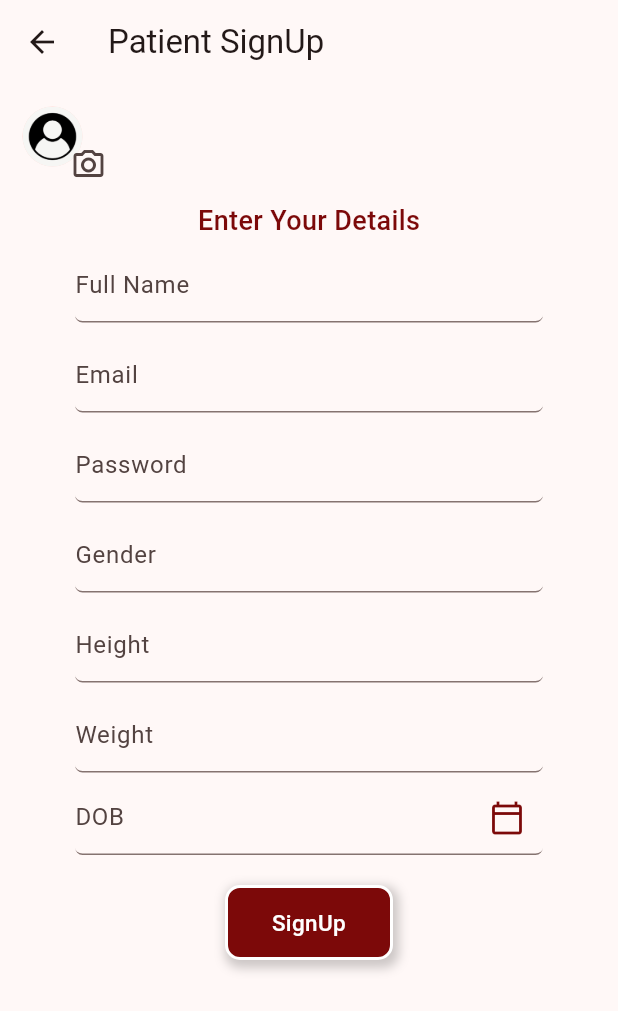
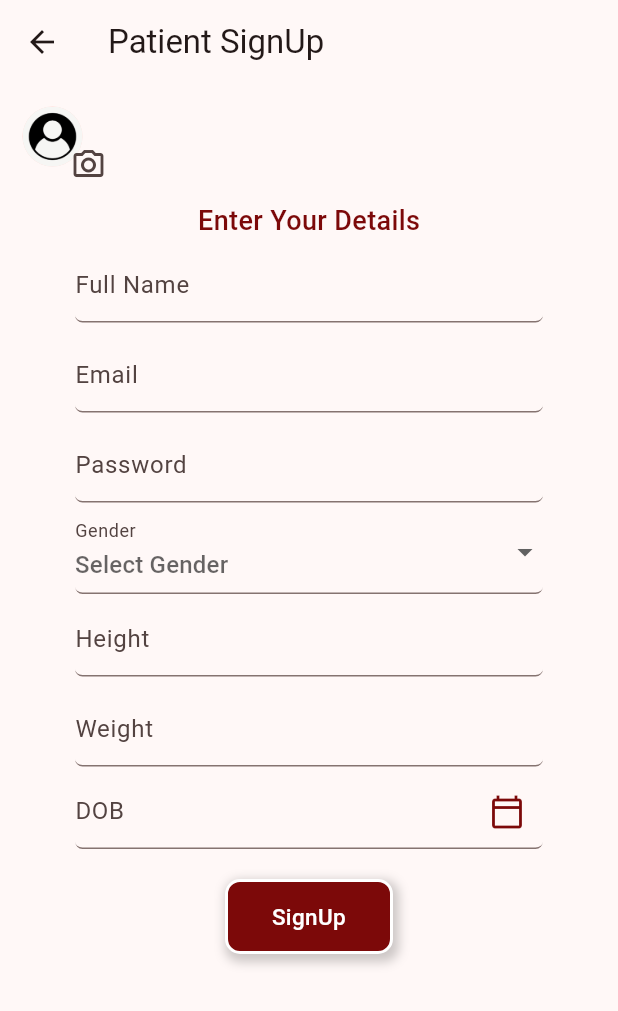
Before and after one commit to HuzaifaShkx/eeg_app, a Flutter app: the RoleScreen screen opened directly, after a tap on "Patient", on a phone screen of 412 x 824 dp. Shown: the top 1011 px of the screen. Run offline on Flutter 3.47's test engine with Material 3 defaults, Android fonts, the phone set to English and light mode, and no system bars; our stand-ins replace image_picker; missing offline and left inert: dart:js_interop; network calls fail.

Commit message:
added login

```diff
--- /dev/null
+++ b/lib/Custom Widget/genderField.dart
@@ -0,0 +1,57 @@
+import 'package:flutter/material.dart';
+
+class GenderFormField extends StatefulWidget {
+  final TextEditingController controller;
+  final String hintText;
+  final String labelText;
+
+  const GenderFormField({
+    required this.controller,
+    required this.hintText,
+    required this.labelText,
+  });
+
+  @override
+  _GenderFormFieldState createState() => _GenderFormFieldState();
+}
+
+class _GenderFormFieldState extends State<GenderFormField> {
+  String? _selectedGender;
+
+  @override
+  Widget build(BuildContext context) {
+    final width=MediaQuery.of(context).size.width;
+    final height=MediaQuery.of(context).size.height;
+    return Container(
+      width: width-100,
+      child:
+        DropdownButtonFormField<String>(
+          value: _selectedGender,
+          hint: Text(widget.hintText),
+          onChanged: (String? newValue) {
+            setState(() {
+              _selectedGender = newValue!;
+              widget.controller.text = newValue;
+            });
+          },
+          items: <String>['Male', 'Female']
+              .map<DropdownMenuItem<String>>((String value) {
+            return DropdownMenuItem<String>(
+              value: value,
+              child: Text(value),
+            );
+          }).toList(),
+          decoration:  InputDecoration(
+          iconColor: Color(0xFFF5F7FB),
+          labelText: widget.labelText,
+          hintText: widget.hintText,
+         // suffixIcon: widget.icon,
+          border: UnderlineInputBorder(
+            borderRadius: BorderRadius.circular(5),
+            borderSide: BorderSide(color: Color(0xFFF5F7FB),width: 2),
+          ),
+        ),
+        ),
+    );
+  }
+}
--- a/lib/Custom Widget/textFormFeild2.dart
+++ b/lib/Custom Widget/textFormFeild2.dart
@@ -7,7 +7,7 @@ class MyTextFormField2 extends StatefulWidget {
   final TextEditingController controller;
   final String hintText;
   final String labelText;
-  final Icon icon;
+  final IconButton icon;
 
   @override
   State<MyTextFormField2> createState() => _MyTextFormField2State();
@@ -27,6 +27,7 @@ class _MyTextFormField2State extends State<MyTextFormField2> {
        // border:Border.all(color: Color(0xFFF5F7FB),width: 2),
       ),
       child: TextFormField(
+        controller: widget.controller,
         decoration: InputDecoration(
           iconColor: Color(0xFFF5F7FB),
           labelText: widget.labelText,
--- a/lib/Screens/loginscreen.dart
+++ b/lib/Screens/loginscreen.dart
@@ -1,3 +1,4 @@
+import 'package:eeg_app/API/APIHandler.dart';
 import 'package:eeg_app/Custom%20Widget/button1.dart';
 import 'package:eeg_app/Custom%20Widget/button2.dart';
 import 'package:eeg_app/Custom%20Widget/loginTextFormField.dart';
@@ -67,6 +68,7 @@ class _LoginScreenState extends State<LoginScreen> {
           ,
           SizedBox(height: 20,),
           Button2(text: "Login", onTap: (){
+            APIHandler().login(_contUsername.text, _contPassword.text);
             print("Login");
           }),
           SizedBox(height: 20,),
--- a/lib/Screens/patientSignup.dart
+++ b/lib/Screens/patientSignup.dart
@@ -1,8 +1,10 @@
 import 'dart:io';
 
 import 'package:eeg_app/Custom%20Widget/button2.dart';
+import 'package:eeg_app/Custom%20Widget/genderField.dart';
 import 'package:eeg_app/Custom%20Widget/textFormFeild1.dart';
 import 'package:eeg_app/Custom%20Widget/textFormFeild2.dart';
+import 'package:eeg_app/Screens/loginscreen.dart';
 import 'package:flutter/material.dart';
 import 'package:image_picker/image_picker.dart';
 
@@ -20,6 +22,24 @@ class _PatientSignUpState extends State<PatientSignUp> {
   TextEditingController _contGender = TextEditingController();
   TextEditingController _contDob = TextEditingController();
   File? _img;
+
+  Future<void> _selectDate(BuildContext context) async {
+    final DateTime? picked = await showDatePicker(
+      context: context,
+      initialDate: DateTime.now(),
+      firstDate: DateTime(1900),
+      lastDate: DateTime(2101),
+    );
+    if (picked != null && picked != DateTime.now()) {
+      setState(() {
+        _contDob.text = "${picked.day}/${picked.month}/${picked.year}"; // Format date as needed
+      });
+    }
+    setState(() {
+
+    });
+  }
+
   @override
   Widget build(BuildContext context) {
     return Scaffold(
@@ -79,35 +99,39 @@ class _PatientSignUpState extends State<PatientSignUp> {
             hintText: "Password",
             labelText: "Password",
           ),
-          MyTextFormField(
+          GenderFormField(
             controller: _contGender,
-            hintText: "Gender",
+            hintText: "Select Gender",
             labelText: "Gender",
           ),
           MyTextFormField(
             controller: _contGender,
-            hintText: "Gender",
+            hintText: "Height",
             labelText: "Height",
           ),
           MyTextFormField(
             controller: _contGender,
-            hintText: "Gender",
+            hintText: "Weight",
             labelText: "Weight",
           ),
           MyTextFormField2(
               controller: _contDob,
               hintText: "DOB",
               labelText: "DOB",
-              icon: Icon(
+              icon: IconButton(onPressed: (){
+                _selectDate(context);
+              }, icon: Icon(
                 Icons.calendar_today_outlined,
                 color: Color(0xFF7C0909),
-              )),
+              )),),
           SizedBox(
             height: 20,
           ),
           Button2(
             text: "SignUp",
-            onTap: () {},
+            onTap: () {
+              Navigator.of(context).push(MaterialPageRoute(builder: (context) => LoginScreen()));
+            },
           ),
         ]),
       ),
--- a/lib/Screens/roleScreen.dart
+++ b/lib/Screens/roleScreen.dart
@@ -1,5 +1,6 @@
 import 'package:eeg_app/Custom%20Widget/button1.dart';
 import 'package:eeg_app/Screens/doctorSignup.dart';
+import 'package:eeg_app/Screens/loginscreen.dart';
 import 'package:eeg_app/Screens/patientSignup.dart';
 import 'package:eeg_app/Screens/supervisorSignup.dart';
 import 'package:flutter/material.dart';
@@ -38,6 +39,16 @@ class _RoleScreenState extends State<RoleScreen> {
         Button1(text: "Supervisor", onTap: (){
           Navigator.of(context).push(MaterialPageRoute(builder: (context)=>SupervisorSignup()));
         }),
+        SizedBox(height: 40,),
+        Row(
+          mainAxisAlignment: MainAxisAlignment.center,
+          children: [
+            Text("Already have an account? "),
+            TextButton(onPressed: (){
+              Navigator.of(context).push(MaterialPageRoute(builder: (context)=>LoginScreen()));
+            }, child: Text("Login",style: TextStyle(color: Color(0xFF7C0909),fontWeight: FontWeight.w600,fontSize: 18),),),
+          ],
+        ),
       ],),
     );
   }
```
Also changed, not shown: lib/API/APIHandler.dart (added, +22 -0 lines), lib/Screens/doctorSignup.dart (+28 -5 lines), lib/Screens/supervisorSignup.dart (+29 -5 lines).
